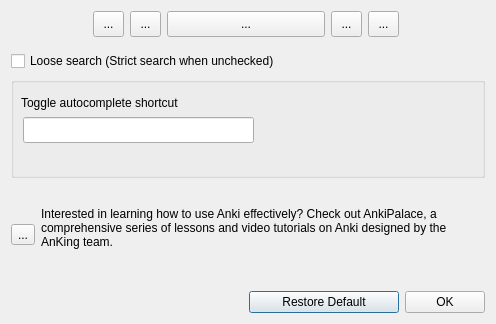
This is designer/settings_dialog.ui in AnKing-VIP/anki-field-autocomplete as Qt 5 draws it before an edit. The edited form follows.
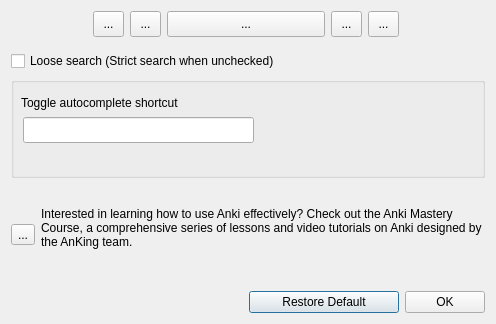
This is the edited form. Icons and pictures are not drawn.

Commit message: Replace Anki Palace

What changed in the file:
```diff
--- a/designer/settings_dialog.ui
+++ b/designer/settings_dialog.ui
@@ -235,7 +235,7 @@
        <item>
         <widget class="QLabel" name="label_2">
          <property name="text">
-          <string>Interested in learning how to use Anki effectively? Check out AnkiPalace, a comprehensive series of lessons and video tutorials on Anki designed by the AnKing team.
+          <string>Interested in learning how to use Anki effectively? Check out the Anki Mastery Course, a comprehensive series of lessons and video tutorials on Anki designed by the AnKing team.
 </string>
          </property>
          <property name="wordWrap">
```
Left out of the diff: 4 changed lines with no effect on the pictures. The commit also changes 3 other files.
